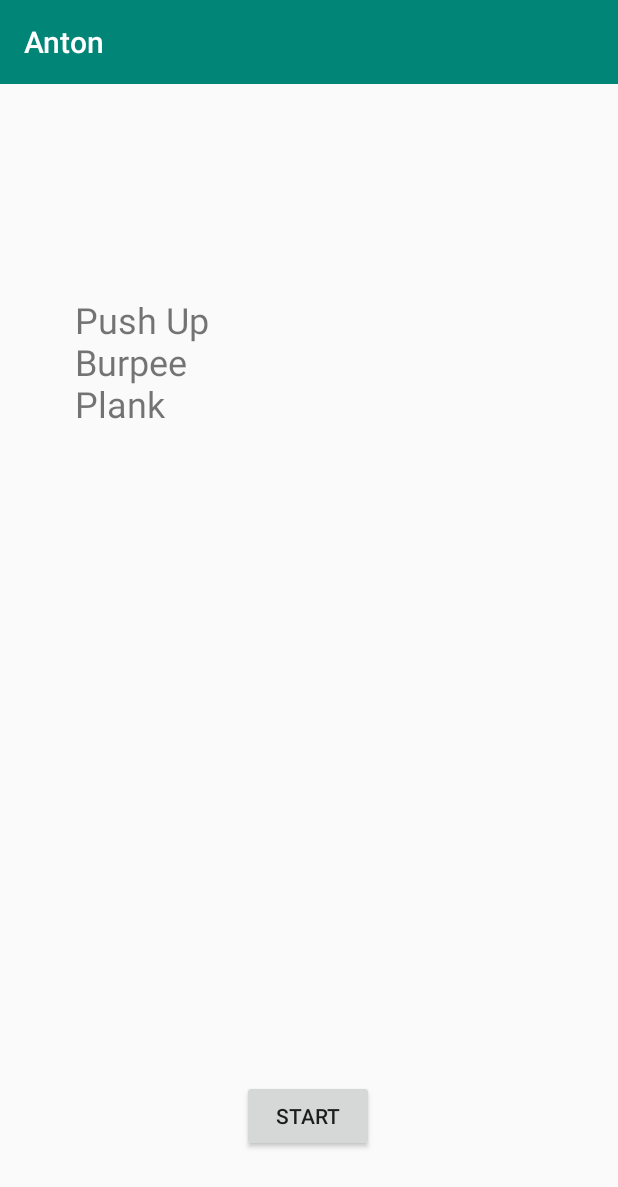
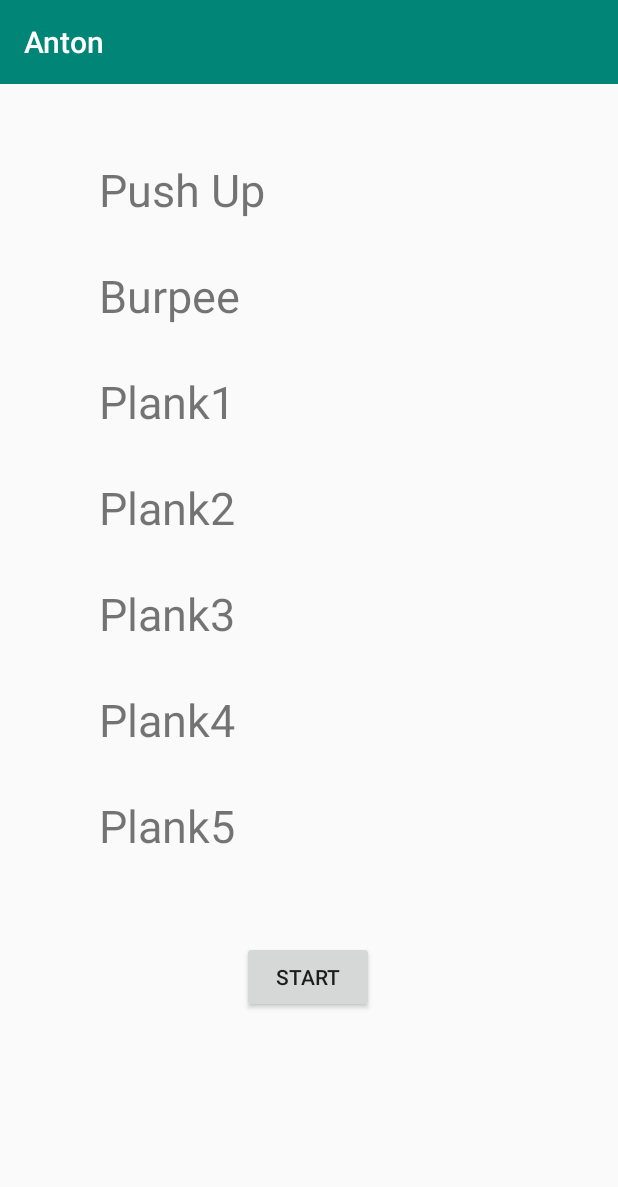
Before and after one commit to Mri1412/myPetProject, an Android app: the WorkoutOverviewActivity screen opened directly, with no data from a screen before it, on a phone screen of 412 x 824 dp. Shown: the top 1187 px of the screen. Run offline under Robolectric (Android 15) with nearby library versions, the phone set to English and light mode, and no system bars.

Commit message:
workout overview layout improvements

```diff
--- a/app/src/main/java/com/example/myapplication/WorkoutOverviewActivity.java
+++ b/app/src/main/java/com/example/myapplication/WorkoutOverviewActivity.java
@@ -34,7 +34,7 @@ public class WorkoutOverviewActivity extends AppCompatActivity {
         //Set the exercise string
         StringBuilder exerciseContent = new StringBuilder();
         for (String exerciseName: workout.getExerciseNames()) {
-            exerciseContent.append(exerciseName + "\n");
+            exerciseContent.append(exerciseName + "\n" + "\n");
         }
         TextView exerciseString = findViewById(R.id.exerciseString);
         exerciseString.setText(exerciseContent);
--- a/app/src/main/java/com/example/myapplication/WorkoutSelectorActivity.java
+++ b/app/src/main/java/com/example/myapplication/WorkoutSelectorActivity.java
@@ -49,7 +49,7 @@ public class WorkoutSelectorActivity extends AppCompatActivity {
         switch (workoutId) {
             case 0:
                 Workout workout1 = new WorkoutImpl("Anton");
-                workout1.addExercise(new ExerciseImpl("Push Up")).addExercise(new ExerciseImpl("Burpee")).addExercise(new ExerciseImpl("Plank"));
+                workout1.addExercise(new ExerciseImpl("Push Up")).addExercise(new ExerciseImpl("Burpee")).addExercise(new ExerciseImpl("Plank1")).addExercise(new ExerciseImpl("Plank2")).addExercise(new ExerciseImpl("Plank3")).addExercise(new ExerciseImpl("Plank4")).addExercise(new ExerciseImpl("Plank5")).addExercise(new ExerciseImpl("Plank6")).addExercise(new ExerciseImpl("Plank7"));
                 return workout1;
             case 1:
                 Workout workout2 = new WorkoutImpl("Marianne");
--- a/app/src/main/res/layout/activity_workout_overview.xml
+++ b/app/src/main/res/layout/activity_workout_overview.xml
@@ -15,24 +15,7 @@
 
         <androidx.constraintlayout.widget.ConstraintLayout
             android:layout_width="match_parent"
-        android:layout_height="match_parent">
-
-        <TextView
-            android:id="@+id/exerciseString"
-            android:layout_width="match_parent"
-            android:layout_height="wrap_content"
-            android:layout_marginStart="50dp"
-            android:layout_marginLeft="50dp"
-            android:layout_marginTop="143dp"
-            android:layout_marginEnd="32dp"
-            android:layout_marginRight="32dp"
-            android:layout_marginBottom="513dp"
-            android:gravity="start"
-            android:textSize="24sp"
-            app:layout_constraintBottom_toBottomOf="parent"
-            app:layout_constraintEnd_toEndOf="parent"
-            app:layout_constraintStart_toStartOf="parent"
-            app:layout_constraintTop_toTopOf="parent" />
+            android:layout_height="wrap_content">
 
             <Button
                 android:id="@+id/startWorkoutButton"
@@ -52,6 +35,28 @@
                 app:layout_constraintTop_toTopOf="parent"
                 app:layout_constraintVertical_bias="1.0" />
 
+            <TextView
+                android:id="@+id/exerciseString"
+                android:layout_width="wrap_content"
+                android:layout_height="0dp"
+                android:layout_marginTop="50dp"
+                android:layout_marginBottom="30dp"
+                android:gravity="start"
+                android:textSize="30sp"
+                app:layout_constraintBottom_toTopOf="@+id/startWorkoutButton"
+                app:layout_constraintEnd_toEndOf="parent"
+                app:layout_constraintHorizontal_bias="0.22"
+                app:layout_constraintStart_toStartOf="parent"
+                app:layout_constraintTop_toTopOf="parent"
+                app:layout_constraintVertical_bias="0.23000002" />
+
         </androidx.constraintlayout.widget.ConstraintLayout>
 
+    <!--    <ScrollView xmlns:android="http://schemas.android.com/apk/res/android"
+            android:id="@+id/ScrollView01"
+            android:layout_width="match_parent"
+            android:layout_height="match_parent" >
+
+        <RelativeLayout-->
+
 </LinearLayout>
```
Lines whose indentation alone changed are shown as unchanged.
